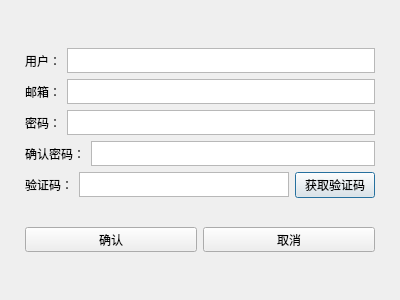
Qt form myregister.ui (Glaceon127/mychat_project) before a commit.
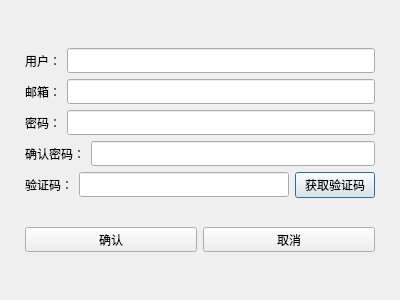
The same form after that commit.

Patch:
```diff
--- a/myregister.ui
+++ b/myregister.ui
@@ -70,13 +70,7 @@
             </widget>
            </item>
            <item>
-            <widget class="QListWidget" name="user_edit">
-             <property name="sizePolicy">
-              <sizepolicy hsizetype="Expanding" vsizetype="Preferred">
-               <horstretch>0</horstretch>
-               <verstretch>0</verstretch>
-              </sizepolicy>
-             </property>
+            <widget class="QLineEdit" name="user_edit">
              <property name="minimumSize">
               <size>
                <width>0</width>
@@ -115,13 +109,7 @@
             </widget>
            </item>
            <item>
-            <widget class="QListWidget" name="email_edit">
-             <property name="sizePolicy">
-              <sizepolicy hsizetype="Expanding" vsizetype="Fixed">
-               <horstretch>0</horstretch>
-               <verstretch>0</verstretch>
-              </sizepolicy>
-             </property>
+            <widget class="QLineEdit" name="email_edit">
              <property name="minimumSize">
               <size>
                <width>0</width>
@@ -160,13 +148,7 @@
             </widget>
            </item>
            <item>
-            <widget class="QListWidget" name="pass_edit">
-             <property name="sizePolicy">
-              <sizepolicy hsizetype="Expanding" vsizetype="Fixed">
-               <horstretch>0</horstretch>
-               <verstretch>0</verstretch>
-              </sizepolicy>
-             </property>
+            <widget class="QLineEdit" name="pass_edit">
              <property name="minimumSize">
               <size>
                <width>0</width>
@@ -205,13 +187,7 @@
             </widget>
            </item>
            <item>
-            <widget class="QListWidget" name="confirm_edit">
-             <property name="sizePolicy">
-              <sizepolicy hsizetype="Expanding" vsizetype="Fixed">
-               <horstretch>0</horstretch>
-               <verstretch>0</verstretch>
-              </sizepolicy>
-             </property>
+            <widget class="QLineEdit" name="confirm_edit">
              <property name="minimumSize">
               <size>
                <width>0</width>
@@ -250,13 +226,7 @@
             </widget>
            </item>
            <item>
-            <widget class="QListWidget" name="captcha_edit">
-             <property name="sizePolicy">
-              <sizepolicy hsizetype="Expanding" vsizetype="Fixed">
-               <horstretch>0</horstretch>
-               <verstretch>0</verstretch>
-              </sizepolicy>
-             </property>
+            <widget class="QLineEdit" name="captcha_edit">
              <property name="minimumSize">
               <size>
                <width>0</width>
```
